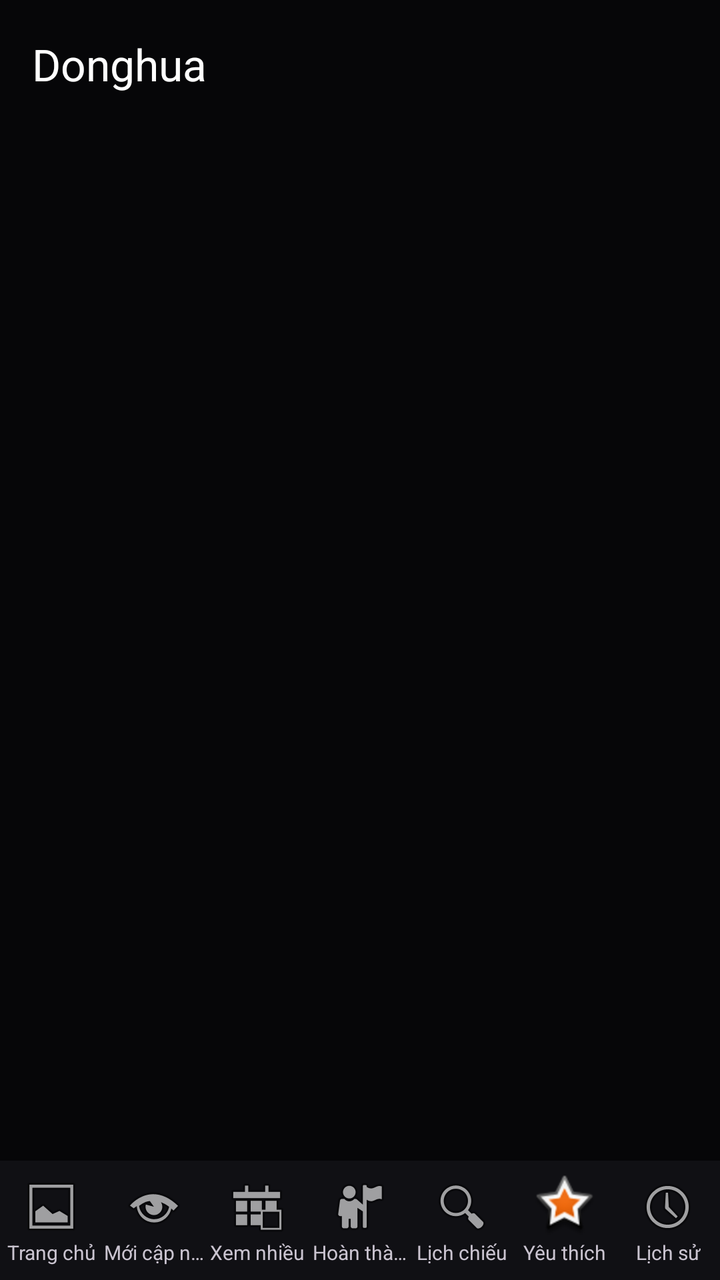
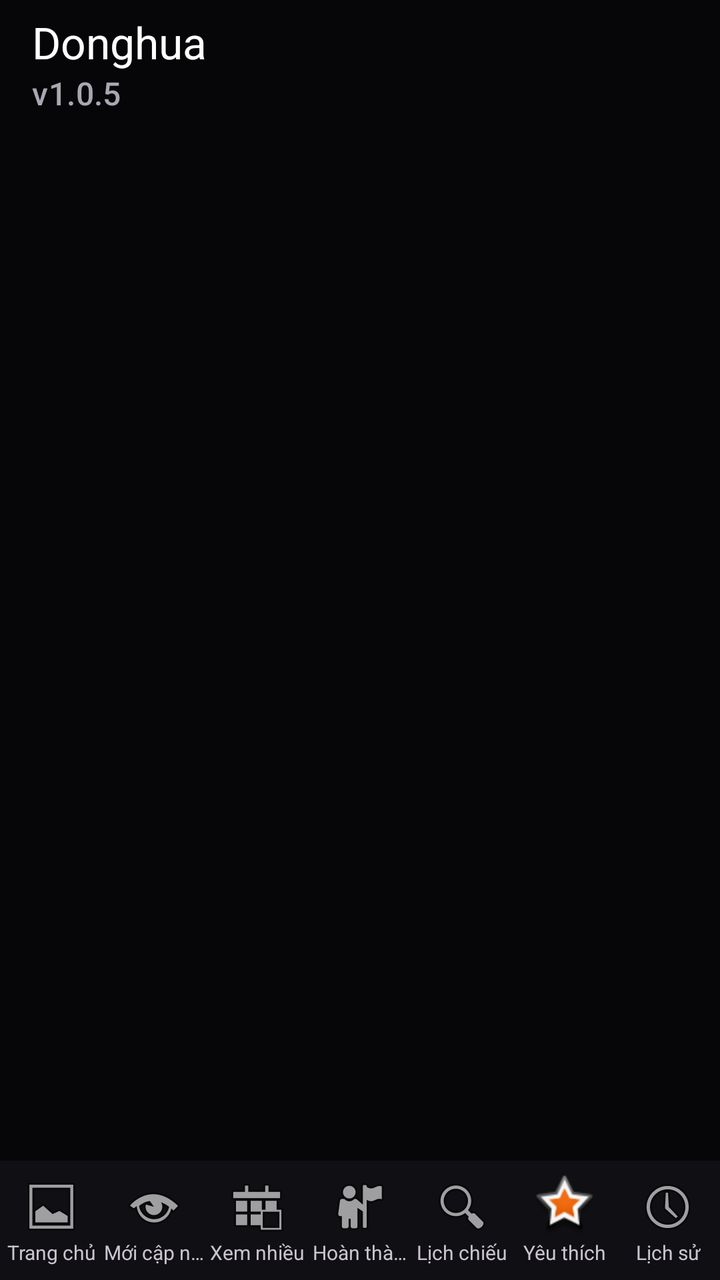

Compare the two renders of this Android layout. The source of the first and the diff that turns it into the second are given below.
<!-- AndroidManifest.xml: application theme Theme.TruyenReader -->
<!-- res/layout/activity_main.xml -->
<?xml version="1.0" encoding="utf-8"?>
<LinearLayout xmlns:android="http://schemas.android.com/apk/res/android"
    android:layout_width="match_parent"
    android:layout_height="match_parent"
    android:orientation="vertical">

    <com.google.android.material.appbar.MaterialToolbar
        android:id="@+id/toolbar"
        android:layout_width="match_parent"
        android:layout_height="?attr/actionBarSize"
        android:background="#060608"
        app:title="Donghua"
        app:titleTextColor="#FFFFFF"
        xmlns:app="http://schemas.android.com/apk/res-auto" />

    <FrameLayout
        android:id="@+id/container"
        android:layout_width="match_parent"
        android:layout_height="0dp"
        android:layout_weight="1" />

    
    <LinearLayout
        android:id="@+id/bottomBar"
        android:layout_width="match_parent"
        android:layout_height="wrap_content"
        android:background="?attr/colorSurface"
        android:elevation="8dp"
        android:orientation="horizontal">

        <TextView
            android:id="@+id/tabHome"
            style="@style/BottomTab"
            android:drawableTop="@android:drawable/ic_menu_gallery"
            android:text="Trang chủ" />

        <TextView
            android:id="@+id/tabSingle"
            style="@style/BottomTab"
            android:drawableTop="@android:drawable/ic_menu_view"
            android:text="Mới cập nhật" />

        <TextView
            android:id="@+id/tabSeries"
            style="@style/BottomTab"
            android:drawableTop="@android:drawable/ic_menu_today"
            android:text="Xem nhiều" />

        <TextView
            android:id="@+id/tabCinema"
            style="@style/BottomTab"
            android:drawableTop="@android:drawable/ic_menu_myplaces"
            android:text="Hoàn thành" />

        <TextView
            android:id="@+id/tabFilter"
            style="@style/BottomTab"
            android:drawableTop="@android:drawable/ic_menu_search"
            android:text="Lịch chiếu" />

        <TextView
            android:id="@+id/tabFavorites"
            style="@style/BottomTab"
            android:drawableTop="@android:drawable/star_big_on"
            android:text="Yêu thích" />

        <TextView
            android:id="@+id/tabHistory"
            style="@style/BottomTab"
            android:drawableTop="@android:drawable/ic_menu_recent_history"
            android:text="Lịch sử" />
    </LinearLayout>
</LinearLayout>
<!-- resources referenced by this layout -->
<resources>
  <style name="BottomTab">
          <item name="android:layout_width">0dp</item>
          <item name="android:layout_height">wrap_content</item>
          <item name="android:layout_weight">1</item>
          <item name="android:background">?attr/selectableItemBackground</item>
          <item name="android:clickable">true</item>
          <item name="android:focusable">true</item>
          <item name="android:gravity">center</item>
          <item name="android:paddingTop">7dp</item>
          <item name="android:paddingBottom">7dp</item>
          <item name="android:textSize">10sp</item>
          <item name="android:maxLines">1</item>
          <item name="android:ellipsize">end</item>
      </style>
  <style name="Theme.TruyenReader" parent="Theme.Material3.Dark">
          <item name="colorPrimary">#E50914</item>
          <item name="colorOnPrimary">#FFFFFF</item>
          <item name="colorPrimaryContainer">#4A0D11</item>
          <item name="colorOnPrimaryContainer">#FFD9DB</item>
          <item name="colorSecondary">#F5C518</item>
          <item name="colorOnSecondary">#000000</item>
          <item name="colorSurface">#101014</item>
          <item name="colorOnSurface">#F4F4F6</item>
          <item name="colorSurfaceVariant">#1B1B21</item>
          <item name="colorOnSurfaceVariant">#A8A8B3</item>
          <item name="colorOutline">#2C2C34</item>
          <item name="android:windowBackground">#060608</item>
          <item name="android:statusBarColor">#060608</item>
          <item name="android:navigationBarColor">#060608</item>
      </style>
</resources>

<!-- the commit's change to res/layout/activity_main.xml (unified diff, before → after) -->
@@ -10,6 +10,8 @@
         android:layout_height="?attr/actionBarSize"
         android:background="#060608"
         app:title="Donghua"
+        app:subtitle="v1.0.5"
+        app:subtitleTextColor="#A8A8B3"
         app:titleTextColor="#FFFFFF"
         xmlns:app="http://schemas.android.com/apk/res-auto" />
 
